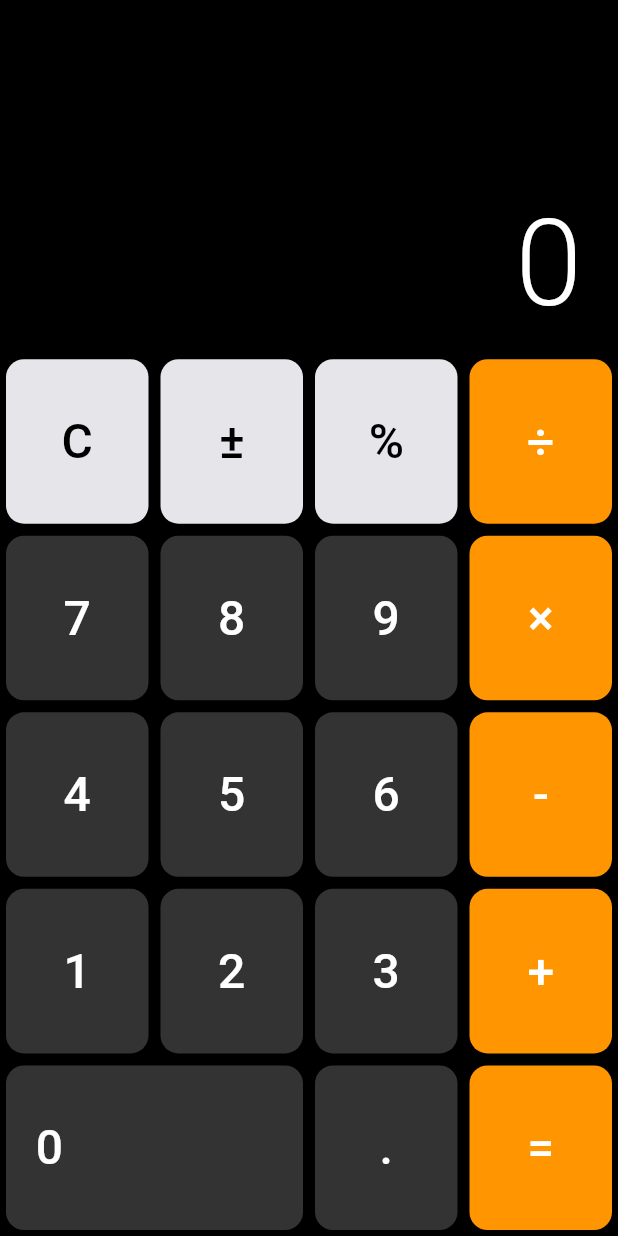
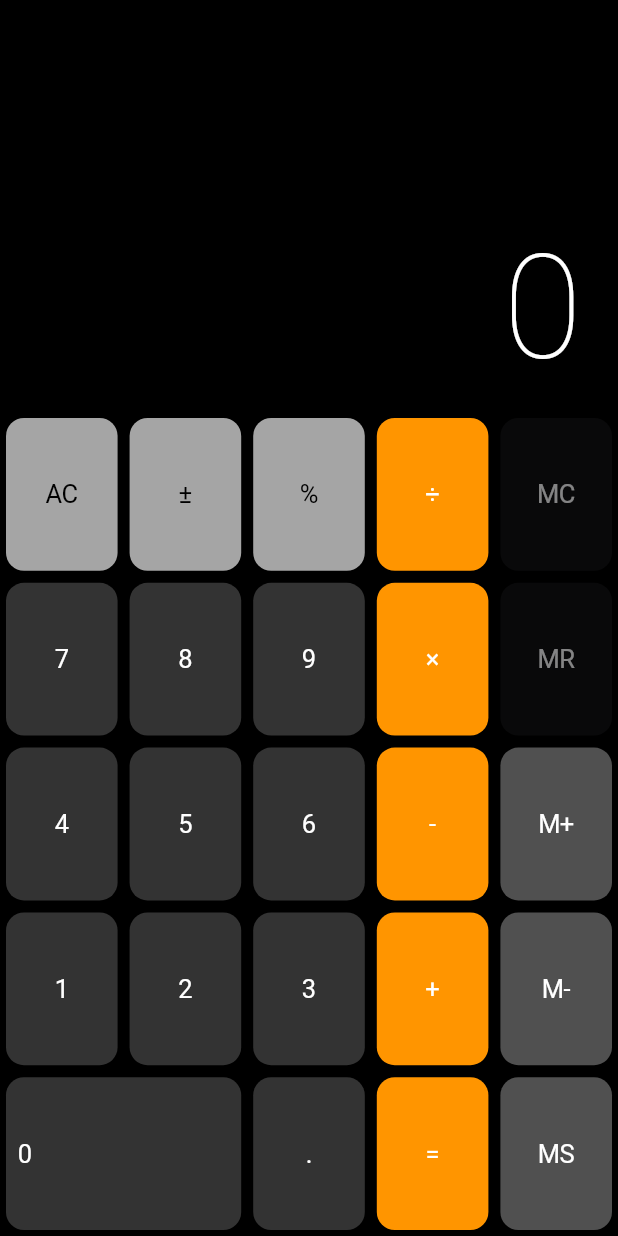
Before and after one commit to jackvadderr/Jackulator, a Flutter app: the screen it shows after launch, on a phone screen of 412 x 824 dp. Run offline on Flutter 3.47's test engine with Material 3 defaults, Android fonts, the phone set to English and light mode, and no system bars; Roboto replaces fonts that are missing (SF-Pro-Display).

Commit message:
feat(calculator): implement unique 'Sidecar' layout and design
This commit introduces a complete redesign of the calculator's user interface, establishing a unique visual identity named "Sidecar".

The primary motivation was to move away from generic OS-clone layouts and create a distinct, functional, and aesthetically pleasing design.

Key changes include:
- A new, consistent 5x5 grid structure that separates core calculation functions from memory operations, resolving previous visual bugs caused by inconsistent layouts.
- The "Sidecar" concept: a dedicated right-hand column for all memory functions (MC, MR, M+, M-), improving workflow and creating a clear visual hierarchy.
- A new color palette that reinforces the brand identity and improves usability.
- The `blueprint.md` has been rewritten to document the new "Sidecar" identity and project features.

All essential functionalities, including the intelligent "AC/C" button and a full memory suite, are preserved and integrated into the new design.

```diff
--- /dev/null
+++ b/devtools_options.yaml
@@ -0,0 +1,3 @@
+description: This file stores settings for Dart & Flutter DevTools.
+documentation: https://docs.flutter.dev/tools/devtools/extensions#configure-extension-enablement-states
+extensions:
--- a/lib/features/calculator/presentation/screens/calculator_screen.dart
+++ b/lib/features/calculator/presentation/screens/calculator_screen.dart
@@ -1,9 +1,8 @@
 
-import '''package:flutter/cupertino.dart''';
-import '''package:provider/provider.dart''';
-
-import '''../provider/calculator_provider.dart''';
-import '''../widgets/calculator_button.dart''';
+import 'package:flutter/cupertino.dart';
+import 'package:provider/provider.dart';
+import '../provider/calculator_provider.dart';
+import '../widgets/calculator_button.dart';
 
 class CalculatorScreen extends StatelessWidget {
   const CalculatorScreen({super.key});
@@ -12,6 +11,12 @@ class CalculatorScreen extends StatelessWidget {
   Widget build(BuildContext context) {
     final calculator = context.watch<CalculatorProvider>();
 
+    // --- Color Palette for our Unique Identity ---
+    const Color functionButtonColor = Color(0xFFa5a5a5); // Light gray for top functions
+    const Color numberButtonColor = Color(0xFF333333);   // Dark gray for numbers
+    const Color operatorButtonColor = CupertinoColors.systemOrange; // Orange for operators
+    const Color memoryButtonColor = Color(0xFF505050);    // A distinct medium gray for the sidecar
+
     return CupertinoPageScaffold(
       backgroundColor: CupertinoColors.black,
       child: SafeArea(
@@ -19,140 +24,79 @@ class CalculatorScreen extends StatelessWidget {
           children: <Widget>[
             // Display Area
             Expanded(
-              flex: 2,
+              flex: 3,
               child: GestureDetector(
-                onHorizontalDragEnd: (details) {
-                  context.read<CalculatorProvider>().backspace();
-                },
+                  onHorizontalDragEnd: (details) => context.read<CalculatorProvider>().backspace(),
                   child: Container(
-                  color: CupertinoColors.black.withOpacity(0.0),
                     alignment: Alignment.bottomRight,
                     padding: const EdgeInsets.symmetric(horizontal: 24, vertical: 12),
-                  // This is where the magic happens!
-                  child: AnimatedSwitcher(
-                    duration: const Duration(milliseconds: 300),
-                    transitionBuilder: (Widget child, Animation<double> animation) {
-                      // A combination of fade and scale looks elegant.
-                      return ScaleTransition(
-                        scale: animation,
-                        child: FadeTransition(
-                          opacity: animation,
-                          child: child,
+                    child: Column(
+                      mainAxisAlignment: MainAxisAlignment.end,
+                      crossAxisAlignment: CrossAxisAlignment.end,
+                      children: [
+                        if (calculator.isMemorySet)
+                          const Padding(
+                            padding: EdgeInsets.only(bottom: 8.0),
+                            child: Text('M', style: TextStyle(fontSize: 24, fontWeight: FontWeight.bold, color: CupertinoColors.white)),
                           ),
-                      );
-                    },
-                    // The child of the AnimatedSwitcher.
-                    child: FittedBox(
-                      // IMPORTANT: The Key tells the AnimatedSwitcher that the widget
-                      // has actually changed, triggering the animation.
-                      key: ValueKey<String>(calculator.formattedOutput),
+                        FittedBox(
                           fit: BoxFit.contain,
                           child: Text(
                             calculator.formattedOutput,
-                        style: const TextStyle(
-                          fontSize: 80,
-                          fontWeight: FontWeight.w300,
-                          color: CupertinoColors.white,
-                        ),
+                            style: const TextStyle(fontSize: 96, fontWeight: FontWeight.w200, color: CupertinoColors.white),
                             maxLines: 1,
                           ),
                         ),
+                      ],
                     ),
                   ),
               ),
             ),
 
-            // Button Grid Area
+            // Button Grid Area: The "Sidecar" Layout (5x5)
             Expanded(
-              flex: 5,
+              flex: 6,
               child: Column(
                 children: [
-                  // ... (rest of the buttons are unchanged)
-                  Expanded(
-                    child: Row(
-                      crossAxisAlignment: CrossAxisAlignment.stretch,
-                      children: [
-                        CalculatorButton(
-                          text: 'C',
-                          backgroundColor: CupertinoColors.lightBackgroundGray,
-                          textColor: CupertinoColors.black,
-                        ),
-                        CalculatorButton(
-                          text: '±',
-                          backgroundColor: CupertinoColors.lightBackgroundGray,
-                          textColor: CupertinoColors.black,
-                        ),
-                        CalculatorButton(
-                          text: '%',
-                          backgroundColor: CupertinoColors.lightBackgroundGray,
-                          textColor: CupertinoColors.black,
-                        ),
-                        CalculatorButton(
-                          text: '÷',
-                          backgroundColor: CupertinoColors.systemOrange,
-                          isSelected: calculator.activeOperator == '÷',
-                        ),
-                      ],
-                    ),
-                  ),
-                  Expanded(
-                    child: Row(
-                      crossAxisAlignment: CrossAxisAlignment.stretch,
-                      children: [
-                        CalculatorButton(text: '7'),
-                        CalculatorButton(text: '8'),
-                        CalculatorButton(text: '9'),
-                        CalculatorButton(
-                          text: '×',
-                          backgroundColor: CupertinoColors.systemOrange,
-                          isSelected: calculator.activeOperator == '×',
-                        ),
-                      ],
-                    ),
-                  ),
-                  Expanded(
-                    child: Row(
-                      crossAxisAlignment: CrossAxisAlignment.stretch,
-                      children: [
-                        CalculatorButton(text: '4'),
-                        CalculatorButton(text: '5'),
-                        CalculatorButton(text: '6'),
-                        CalculatorButton(
-                          text: '-',
-                          backgroundColor: CupertinoColors.systemOrange,
-                          isSelected: calculator.activeOperator == '-',
-                        ),
-                      ],
-                    ),
-                  ),
-                  Expanded(
-                    child: Row(
-                      crossAxisAlignment: CrossAxisAlignment.stretch,
-                      children: [
-                        CalculatorButton(text: '1'),
-                        CalculatorButton(text: '2'),
-                        CalculatorButton(text: '3'),
-                        CalculatorButton(
-                          text: '+',
-                          backgroundColor: CupertinoColors.systemOrange,
-                          isSelected: calculator.activeOperator == '+',
-                        ),
-                      ],
-                    ),
-                  ),
-                  Expanded(
-                    child: Row(
-                      crossAxisAlignment: CrossAxisAlignment.stretch,
-                      children: [
-                        CalculatorButton(text: '0', flex: 2, alignment: Alignment.centerLeft),
-                        CalculatorButton(text: '.'),
-                        CalculatorButton(
-                          text: '=',
-                          backgroundColor: CupertinoColors.systemOrange,
-                        ),
-                      ],
-                    ),
-                  ),
+                  // Row 1
+                  _buildButtonRow([
+                    CalculatorButton(text: calculator.clearButtonLabel, backgroundColor: functionButtonColor, textColor: CupertinoColors.black),
+                    CalculatorButton(text: '±', backgroundColor: functionButtonColor, textColor: CupertinoColors.black),
+                    CalculatorButton(text: '%', backgroundColor: functionButtonColor, textColor: CupertinoColors.black),
+                    CalculatorButton(text: '÷', backgroundColor: operatorButtonColor, isSelected: calculator.activeOperator == '÷'),
+                    CalculatorButton(text: 'MC', backgroundColor: memoryButtonColor, isEnabled: calculator.isMemorySet),
+                  ]),
+                  // Row 2
+                  _buildButtonRow([
+                    CalculatorButton(text: '7', backgroundColor: numberButtonColor),
+                    CalculatorButton(text: '8', backgroundColor: numberButtonColor),
+                    CalculatorButton(text: '9', backgroundColor: numberButtonColor),
+                    CalculatorButton(text: '×', backgroundColor: operatorButtonColor, isSelected: calculator.activeOperator == '×'),
+                    CalculatorButton(text: 'MR', backgroundColor: memoryButtonColor, isEnabled: calculator.isMemorySet),
+                  ]),
+                  // Row 3
+                  _buildButtonRow([
+                    CalculatorButton(text: '4', backgroundColor: numberButtonColor),
+                    CalculatorButton(text: '5', backgroundColor: numberButtonColor),
+                    CalculatorButton(text: '6', backgroundColor: numberButtonColor),
+                    CalculatorButton(text: '-', backgroundColor: operatorButtonColor, isSelected: calculator.activeOperator == '-'),
+                    CalculatorButton(text: 'M+', backgroundColor: memoryButtonColor),
+                  ]),
+                  // Row 4
+                  _buildButtonRow([
+                    CalculatorButton(text: '1', backgroundColor: numberButtonColor),
+                    CalculatorButton(text: '2', backgroundColor: numberButtonColor),
+                    CalculatorButton(text: '3', backgroundColor: numberButtonColor),
+                    CalculatorButton(text: '+', backgroundColor: operatorButtonColor, isSelected: calculator.activeOperator == '+'),
+                    CalculatorButton(text: 'M-', backgroundColor: memoryButtonColor),
+                  ]),
+                  // Row 5
+                  _buildButtonRow([
+                    CalculatorButton(text: '0', backgroundColor: numberButtonColor, flex: 2, alignment: Alignment.centerLeft),
+                    CalculatorButton(text: '.', backgroundColor: numberButtonColor),
+                    CalculatorButton(text: '=', backgroundColor: operatorButtonColor),
+                    CalculatorButton(text: 'MS', backgroundColor: memoryButtonColor),
+                  ]),
                 ],
               ),
             ),
@@ -161,4 +105,14 @@ class CalculatorScreen extends StatelessWidget {
       ),
     );
   }
+
+  Widget _buildButtonRow(List<Widget> buttons) {
+    return Expanded(
+      flex: 1,
+      child: Row(
+        crossAxisAlignment: CrossAxisAlignment.stretch,
+        children: buttons,
+      ),
+    );
   }
+}
--- a/lib/features/calculator/presentation/widgets/calculator_button.dart
+++ b/lib/features/calculator/presentation/widgets/calculator_button.dart
@@ -1,27 +1,43 @@
 
-import '''package:flutter/cupertino.dart''';
-import '''package:flutter/services.dart'''; // Import the services package for HapticFeedback
-import '''package:provider/provider.dart''';
+import 'package:flutter/cupertino.dart';
+import 'package:flutter/services.dart';
+import 'package:provider/provider.dart';
 
-import '''../provider/calculator_provider.dart''';
+import '../provider/calculator_provider.dart';
 
 class CalculatorButton extends StatelessWidget {
-  final String text;
+  final String? text;
+  final IconData? icon;
   final Color? textColor;
   final Color? backgroundColor;
   final int flex;
   final Alignment alignment;
   final bool isSelected;
+  final bool isEnabled;
+  final VoidCallback? onTap;
 
   const CalculatorButton({
     super.key,
-    required this.text,
+    this.text,
     this.textColor,
     this.backgroundColor,
     this.flex = 1,
     this.alignment = Alignment.center,
     this.isSelected = false,
-  });
+    this.isEnabled = true,
+  }) : icon = null, onTap = null;
+
+  const CalculatorButton.icon({
+    super.key,
+    required this.icon,
+    required this.onTap,
+    this.textColor,
+    this.backgroundColor,
+    this.flex = 1,
+    this.alignment = Alignment.center,
+    this.isSelected = false,
+    this.isEnabled = true,
+  }) : text = null;
 
   @override
   Widget build(BuildContext context) {
@@ -30,6 +46,7 @@ class CalculatorButton extends StatelessWidget {
     final effectiveBackgroundColor = isSelected
         ? CupertinoColors.white
         : backgroundColor ?? const Color(0xFF333333);
+
     final effectiveTextColor = isSelected
         ? CupertinoColors.systemOrange
         : textColor ?? CupertinoColors.white;
@@ -40,23 +57,32 @@ class CalculatorButton extends StatelessWidget {
         padding: const EdgeInsets.all(4.0),
         child: CupertinoButton(
           color: effectiveBackgroundColor,
-          padding: const EdgeInsets.symmetric(vertical: 20),
-          onPressed: () {
-            // Trigger haptic feedback on press
+          padding: EdgeInsets.zero, // Remove fixed padding to allow content to fill
+          onPressed: isEnabled ? () {
             HapticFeedback.lightImpact();
-            // Then call the calculator logic
-            calculator.onButtonPressed(text);
-          },
-          child: Align(
-            alignment: alignment,
-            child: Padding(
-              padding: alignment == Alignment.centerLeft ? const EdgeInsets.only(left: 20) : EdgeInsets.zero,
-              child: Text(
-                text,
-                style: TextStyle(
-                  fontSize: 32,
-                  color: effectiveTextColor,
-                  fontWeight: FontWeight.w500,
+            if (onTap != null) {
+              onTap!();
+            } else if (text != null) {
+              calculator.onButtonPressed(text!);
+            }
+          } : null,
+          child: Opacity(
+            opacity: isEnabled ? 1.0 : 0.5,
+            child: Align(
+              alignment: alignment,
+              child: Padding(
+                padding: const EdgeInsets.symmetric(horizontal: 8.0, vertical: 4.0), // Add smaller, more flexible padding
+                child: FittedBox( // This widget is the key to the solution
+                  fit: BoxFit.contain, // Ensures the content scales down to fit
+                  child: icon != null
+                      ? Icon(icon, color: effectiveTextColor)
+                      : Text(
+                          text!,
+                          style: TextStyle(
+                            color: effectiveTextColor,
+                            fontWeight: FontWeight.w400,
+                          ),
+                        ),
                 ),
               ),
             ),
```
Also changed, not shown: lib/features/calculator/presentation/provider/calculator_provider.dart (+139 -69 lines), 2 other files. Lines whose indentation alone changed are shown as unchanged.
